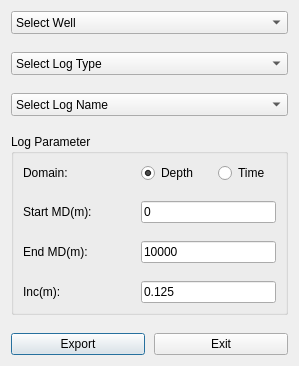
This is rslasexportdialog.ui in RunnanZhang/QComboxWithCheck as Qt 5 draws it before an edit. The edited form follows.
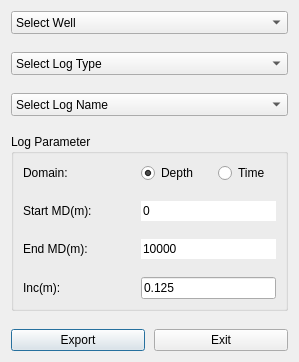
This is the edited form. Custom widgets are drawn as their Qt base class.

```diff
--- a/rslasexportdialog.ui
+++ b/rslasexportdialog.ui
@@ -73,6 +73,9 @@
      <property name="title">
       <string>Log Parameter</string>
      </property>
+     <property name="flat">
+      <bool>false</bool>
+     </property>
      <layout class="QVBoxLayout" name="verticalLayout">
       <property name="spacing">
        <number>18</number>
@@ -131,6 +134,9 @@
           <property name="text">
            <string>0</string>
           </property>
+          <property name="frame">
+           <bool>false</bool>
+          </property>
          </widget>
         </item>
        </layout>
@@ -155,6 +161,9 @@
           <property name="text">
            <string>10000</string>
           </property>
+          <property name="frame">
+           <bool>false</bool>
+          </property>
          </widget>
         </item>
        </layout>
```
Left out of the diff: 3 changed lines with no effect on the pictures.
